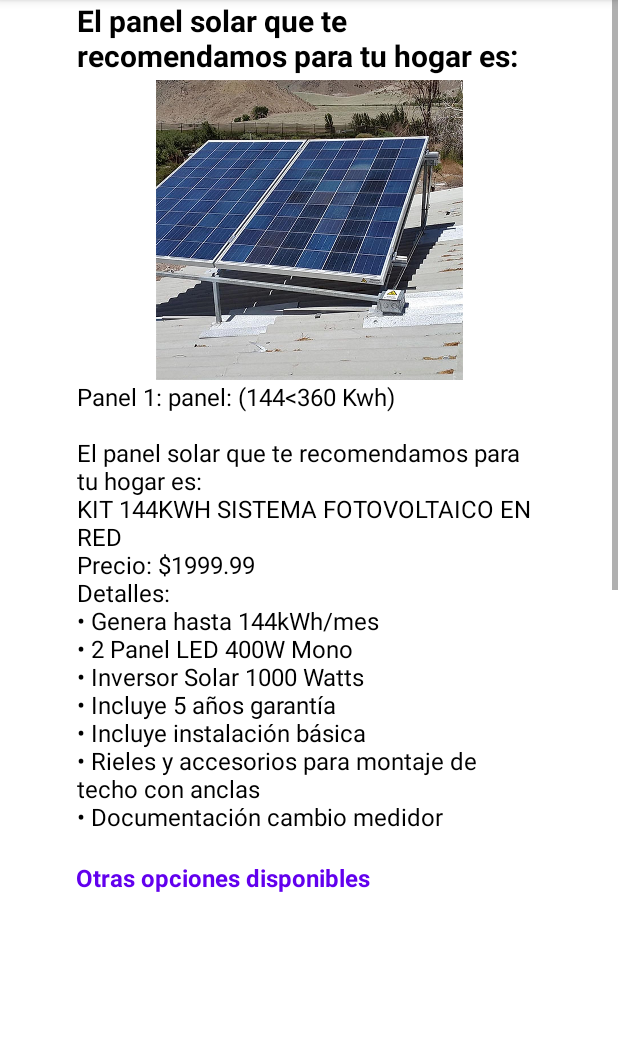
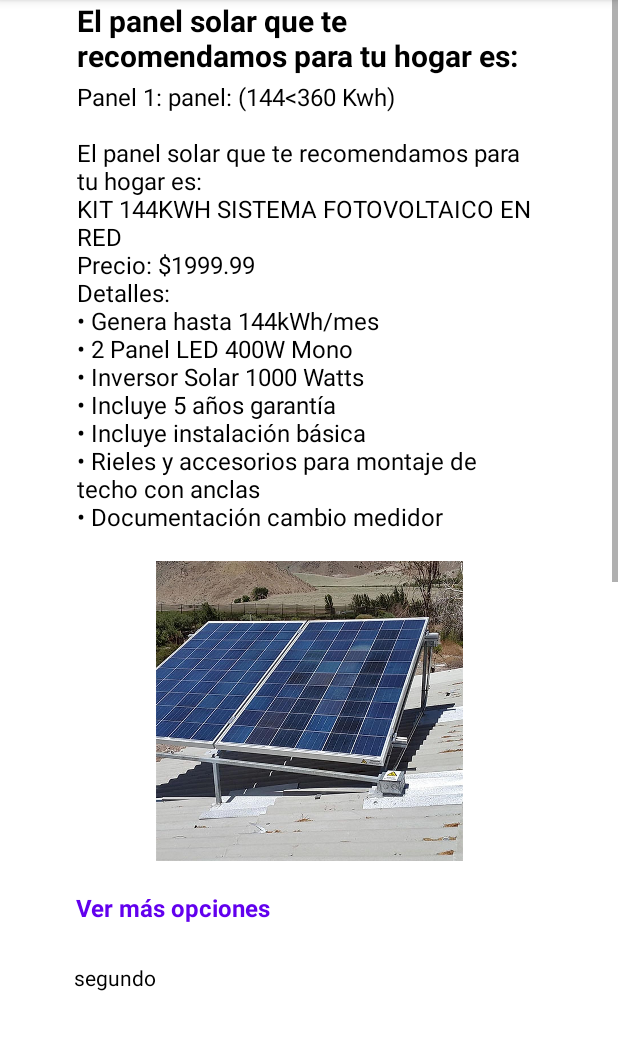
Before and after one commit to Jefferson545/proyectote, an Android app: the Activity_calc_panels screen opened directly, with no data from a screen before it, on a phone screen of 412 x 824 dp, the part 84-1134 px from its top. Run offline under Robolectric (Android 15) with nearby library versions, the phone set to English and light mode, and no system bars; 6 statements that could not run were skipped.

```diff
--- a/app/src/main/res/layout/activity_calc_panels.xml
+++ b/app/src/main/res/layout/activity_calc_panels.xml
@@ -21,7 +21,7 @@
             android:layout_height="200dp"
             app:layout_constraintEnd_toEndOf="parent"
             app:layout_constraintStart_toStartOf="parent"
-            app:layout_constraintTop_toBottomOf="@+id/segundoPanel"
+            app:layout_constraintTop_toBottomOf="@+id/tercerPanel"
             tools:srcCompat="@tools:sample/avatars" />
 
         <TextView
@@ -42,7 +42,7 @@
             android:layout_height="200dp"
             app:layout_constraintEnd_toEndOf="parent"
             app:layout_constraintStart_toStartOf="parent"
-            app:layout_constraintTop_toBottomOf="@+id/textView"
+            app:layout_constraintTop_toBottomOf="@+id/primerPanel"
             tools:srcCompat="@tools:sample/avatars" />
 
         <TextView
@@ -56,20 +56,20 @@
             android:textSize="16sp"
             app:layout_constraintEnd_toEndOf="parent"
             app:layout_constraintStart_toStartOf="parent"
-            app:layout_constraintTop_toBottomOf="@+id/imgpanel1" />
+            app:layout_constraintTop_toBottomOf="@+id/textView" />
 
         <TextView
             android:id="@+id/textViewVerMas"
             android:layout_width="311dp"
             android:layout_height="48dp"
-            android:text="Otras opciones disponibles"
+            android:layout_marginTop="20dp"
+            android:text="Ver más opciones"
             android:textColor="#FF6200EE"
-
             android:textSize="16sp"
             android:textStyle="bold"
             app:layout_constraintEnd_toEndOf="parent"
             app:layout_constraintStart_toStartOf="parent"
-            app:layout_constraintTop_toBottomOf="@+id/primerPanel" />
+            app:layout_constraintTop_toBottomOf="@+id/imgpanel1" />
 
         <TextView
             android:id="@+id/segundoPanel"
@@ -80,7 +80,7 @@
             android:textColor="@color/black"
             app:layout_constraintEnd_toEndOf="parent"
             app:layout_constraintStart_toStartOf="parent"
-            app:layout_constraintTop_toBottomOf="@+id/imgpanel2" />
+            app:layout_constraintTop_toBottomOf="@+id/textViewVerMas" />
 
         <TextView
             android:id="@+id/cuartoPanel"
@@ -91,7 +91,7 @@
             android:textColor="@color/black"
             app:layout_constraintEnd_toEndOf="parent"
             app:layout_constraintStart_toStartOf="parent"
-            app:layout_constraintTop_toBottomOf="@+id/imgpanel4" />
+            app:layout_constraintTop_toBottomOf="@+id/imgpanel3" />
 
         <TextView
             android:id="@+id/tercerPanel"
@@ -102,7 +102,7 @@
             android:textColor="@color/black"
             app:layout_constraintEnd_toEndOf="parent"
             app:layout_constraintStart_toStartOf="parent"
-            app:layout_constraintTop_toBottomOf="@+id/imgpanel3" />
+            app:layout_constraintTop_toBottomOf="@+id/imgpanel2" />
 
         <ImageView
             android:id="@+id/imgpanel2"
@@ -110,7 +110,7 @@
             android:layout_height="200dp"
             app:layout_constraintEnd_toEndOf="parent"
             app:layout_constraintStart_toStartOf="parent"
-            app:layout_constraintTop_toBottomOf="@+id/textViewVerMas"
+            app:layout_constraintTop_toBottomOf="@+id/segundoPanel"
             tools:srcCompat="@tools:sample/avatars" />
 
         <TextView
@@ -122,7 +122,7 @@
             android:textColor="@color/black"
             app:layout_constraintEnd_toEndOf="parent"
             app:layout_constraintStart_toStartOf="parent"
-            app:layout_constraintTop_toBottomOf="@+id/imgpanel5" />
+            app:layout_constraintTop_toBottomOf="@+id/imgpanel4" />
 
         <ImageView
             android:id="@+id/imgpanel4"
@@ -130,7 +130,7 @@
             android:layout_height="200dp"
             app:layout_constraintEnd_toEndOf="parent"
             app:layout_constraintStart_toStartOf="parent"
-            app:layout_constraintTop_toBottomOf="@+id/tercerPanel"
+            app:layout_constraintTop_toBottomOf="@+id/cuartoPanel"
             tools:srcCompat="@tools:sample/avatars" />
 
         <ImageView
@@ -139,7 +139,7 @@
             android:layout_height="200dp"
             app:layout_constraintEnd_toEndOf="parent"
             app:layout_constraintStart_toStartOf="parent"
-            app:layout_constraintTop_toBottomOf="@+id/cuartoPanel"
+            app:layout_constraintTop_toBottomOf="@+id/quintoPanel"
             tools:srcCompat="@tools:sample/avatars" />
 
 
```
